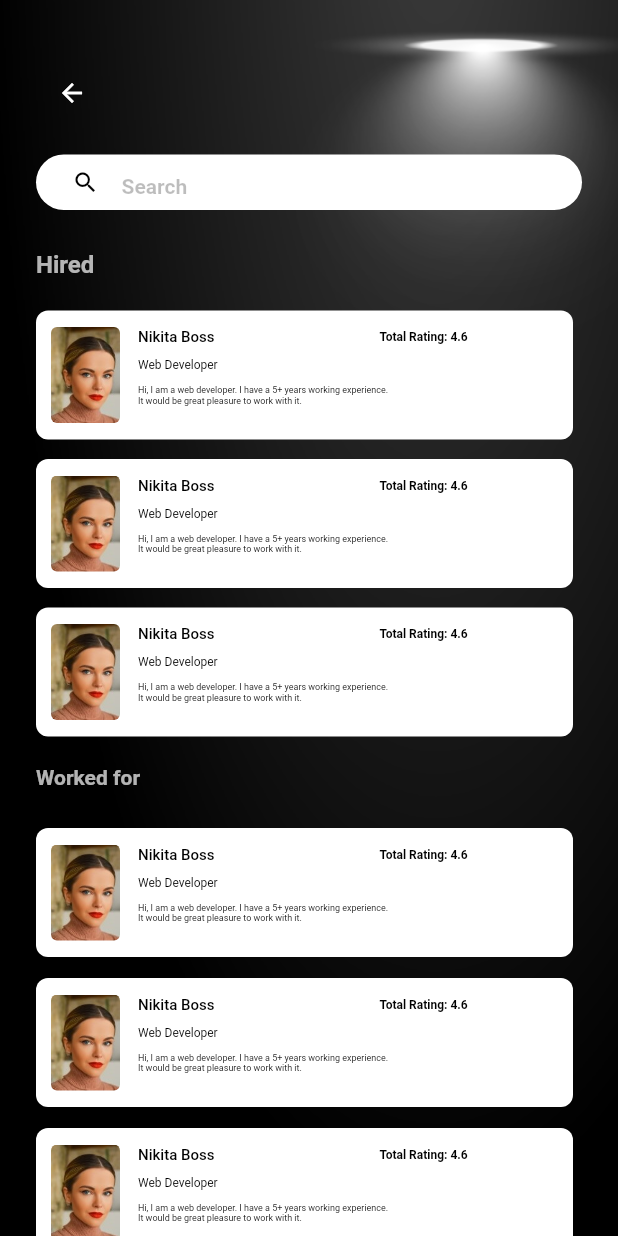
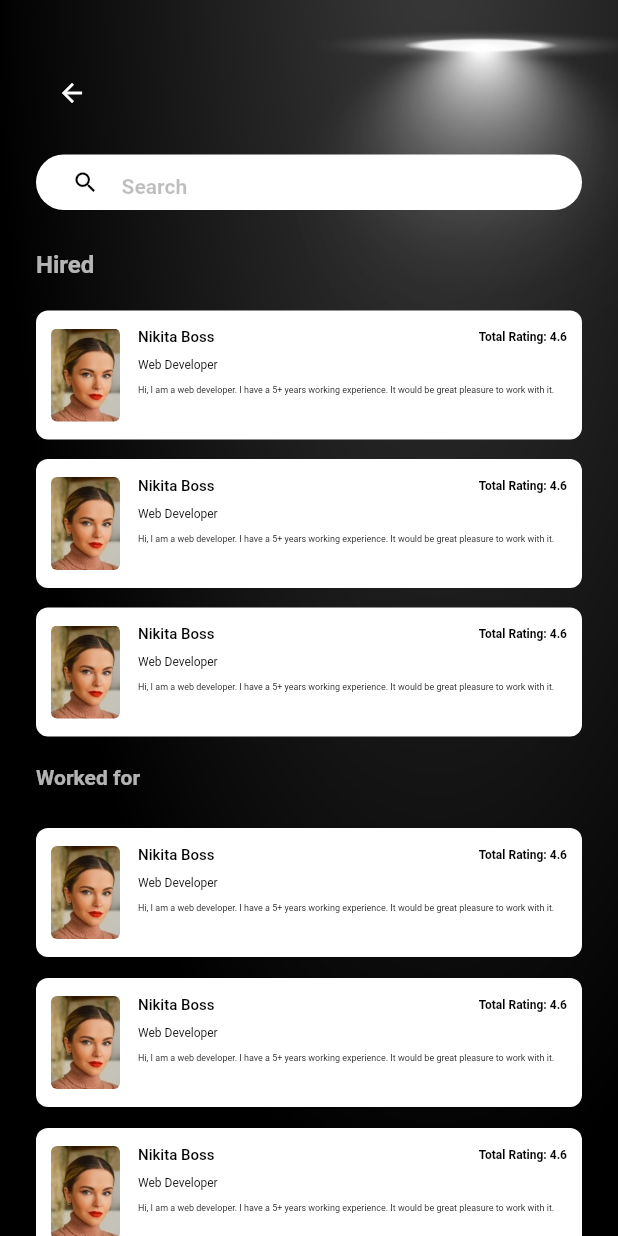
Before and after one commit to arunkc72/freelancerApp, a Flutter app: the HistoryPage screen opened directly, on a phone screen of 412 x 824 dp. Run offline on Flutter 3.47's test engine with Material 2 defaults, Android fonts, the phone set to English and light mode, and no system bars; our stand-ins replace flutter_slidable, google_fonts, gradient_borders, hexcolor.

Commit message:
tile history fixed

```diff
--- a/lib/components/tile_history.dart
+++ b/lib/components/tile_history.dart
@@ -2,29 +2,22 @@ import 'package:brandbuilder_flutter/components/constant.dart';
 import 'package:flutter/material.dart';
 
 class TileHistory extends StatelessWidget {
-  TileHistory({super.key, required this.index});
-  int index;
+  final int index;
+  const TileHistory({super.key, required this.index});
   @override
   Widget build(BuildContext context) {
-    return Padding(
-      padding: const EdgeInsets.only(right: 6),
-      child: Container(
-        // padding: EdgeInsets.symmetric(horizontal: 10, vertical: 10),
+    return Container(
+      padding: EdgeInsets.symmetric(horizontal: 10, vertical: 12),
       //margin: EdgeInsets.symmetric(horizontal: 10, vertical: 10),
       height: 86,
-
       width: double.infinity,
       decoration: BoxDecoration(
         color: Colors.white,
         borderRadius: BorderRadius.circular(8),
       ),
-        child: Padding(
-          padding: const EdgeInsets.only(
-            left: 10.0,
-          ),
       child: Row(
         //crossAxisAlignment: CrossAxisAlignment.center,
-            // mainAxisAlignment: MainAxisAlignment.spaceBetween,
+        // mainAxisAlignment: MainAxisAlignment.start,
         children: [
           Container(
             height: 64,
@@ -41,14 +34,12 @@ class TileHistory extends StatelessWidget {
           const SizedBox(
             width: 12,
           ),
-              Column(
+          Expanded(
+            child: Column(
               crossAxisAlignment: CrossAxisAlignment.start,
-                //mainAxisAlignment: MainAxisAlignment.start,
+              mainAxisAlignment: MainAxisAlignment.start,
               children: [
-                  Padding(
-                    padding: const EdgeInsets.only(top: 12.0),
-                    child: SafeArea(
-                      child: Row(
+                Row(
                   mainAxisAlignment: MainAxisAlignment.spaceBetween,
                   //crossAxisAlignment: CrossAxisAlignment.end,
                   children: [
@@ -59,9 +50,6 @@ class TileHistory extends StatelessWidget {
                           fontSize: 10,
                           fontWeight: FontWeight.w500),
                     ),
-                          SizedBox(
-                            width: 110,
-                          ),
                     Text(
                       "Total Rating: ${history[index]['rating']}",
                       style: TextStyle(
@@ -71,8 +59,6 @@ class TileHistory extends StatelessWidget {
                       // textAlign: TextAlign.end,
                     ),
                   ],
-                      ),
-                    ),
                 ),
                 SizedBox(
                   height: 8,
@@ -89,7 +75,7 @@ class TileHistory extends StatelessWidget {
                 ),
                 SizedBox(
                   child: Text(
-                      "Hi, I am a web developer. I have a 5+ years working experience. \nIt would be great pleasure to work with it.",
+                    "Hi, I am a web developer. I have a 5+ years working experience. It would be great pleasure to work with it.",
                     textAlign: TextAlign.justify,
                     style: TextStyle(
                         overflow: TextOverflow.ellipsis,
@@ -100,9 +86,8 @@ class TileHistory extends StatelessWidget {
                 ),
               ],
             ),
+          ),
         ],
-          ),
-        ),
       ),
     );
   }
```
Lines whose indentation alone changed are shown as unchanged.
